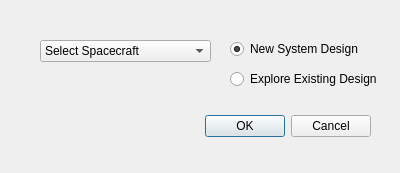
This is sta-src/SEM/sem.ui in Dwarf-Planet-Project/SpaceDesignTool as Qt 5 draws it before an edit. The edited form follows.
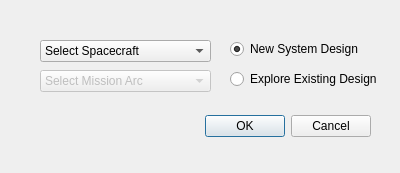
This is the edited form. Icons and pictures are not drawn.

Commit message: more comments are added, the Semwizard code is cleaned and payload set is completed check box is implemented sem.ui has mission arc combobox (it is recommended to do a clear all before building)

Diff of the .ui file:
```diff
--- a/sta-src/SEM/sem.ui
+++ b/sta-src/SEM/sem.ui
@@ -77,6 +77,24 @@
     <string>Explore Existing Design</string>
    </property>
   </widget>
+  <widget class="QComboBox" name="SelectMissionArcComboBox">
+   <property name="enabled">
+    <bool>false</bool>
+   </property>
+   <property name="geometry">
+    <rect>
+     <x>40</x>
+     <y>70</y>
+     <width>171</width>
+     <height>22</height>
+    </rect>
+   </property>
+   <item>
+    <property name="text">
+     <string>Select Mission Arc</string>
+    </property>
+   </item>
+  </widget>
  </widget>
  <tabstops>
   <tabstop>buttonBox</tabstop>
```
The commit also changes 15 other files.
